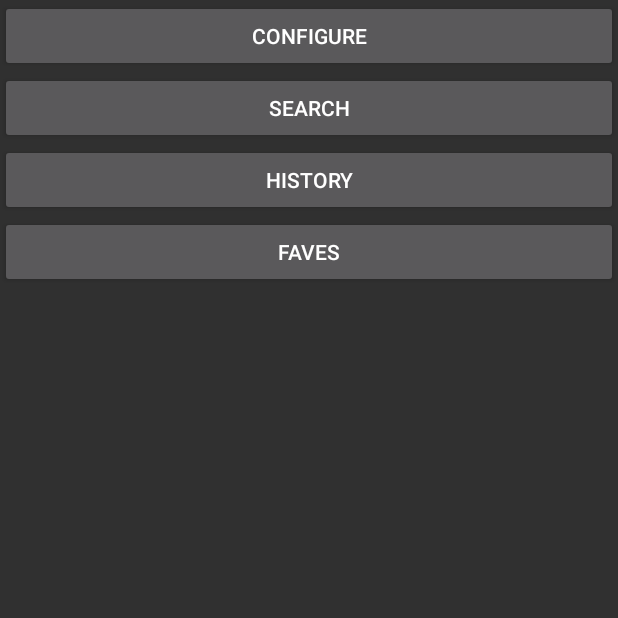
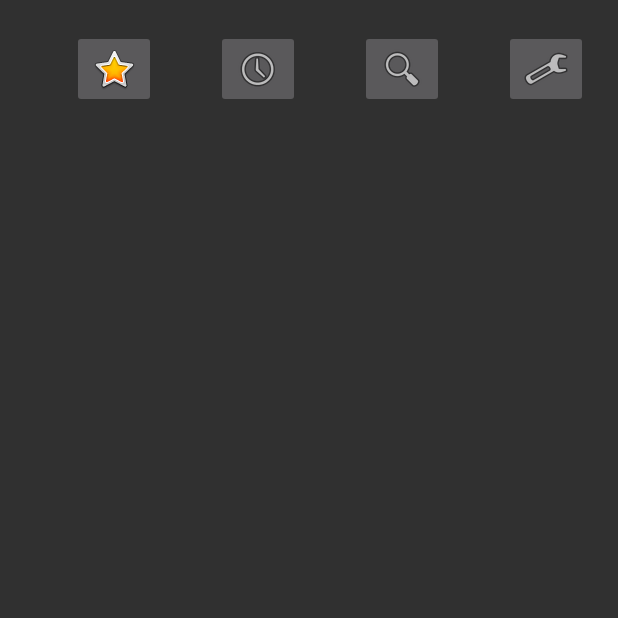
Before and after one commit to sadr0b0t/yashlang, an Android app: the screen it shows after launch (Glagna), on a phone screen of 412 x 824 dp, the top half of it. Run offline under Robolectric (Android 15) with nearby library versions, the phone set to English and light mode, and no system bars; our stand-ins replace Room's generated code, paging; libraries missing offline, so code that uses them is left out: androidx.paging; 6 statements that could not run were skipped.

```diff
--- a/app/build.gradle
+++ b/app/build.gradle
@@ -6,8 +6,8 @@ android {
         applicationId "su.sadrobot.yashlang"
         minSdkVersion 17
         targetSdkVersion 28
-        versionCode 2
-        versionName "0.0.1-draft8"
+        versionCode 3
+        versionName "0.0.1-draft9"
         testInstrumentationRunner "androidx.test.runner.AndroidJUnitRunner"
     }
     buildTypes {
--- a/app/src/main/java/su/sadrobot/yashlang/AddPlaylistActivity.java
+++ b/app/src/main/java/su/sadrobot/yashlang/AddPlaylistActivity.java
@@ -28,6 +28,7 @@ import android.view.KeyEvent;
 import android.view.View;
 import android.widget.Button;
 import android.widget.EditText;
+import android.widget.ImageButton;
 import android.widget.ImageView;
 import android.widget.ProgressBar;
 import android.widget.TextView;
@@ -62,7 +63,7 @@ public class AddPlaylistActivity extends AppCompatActivity {
     //   информация о плейлисте список видео, статусы загрузки и т.п.
     private View playlistView;
     private EditText playlistUrlInput;
-    private Button searchPlaylistBtn;
+    private ImageButton searchPlaylistBtn;
 
     // Начальный экран с пустым списком
     private View playlistEmptyInitialView;
@@ -365,7 +366,7 @@ public class AddPlaylistActivity extends AppCompatActivity {
 
         // значения по умолчанию
         playlistNameTxt.setText("");
-        playlistThumbImg.setImageResource(R.drawable.bug1);
+        playlistThumbImg.setImageResource(R.drawable.ic_yashlang_thumb);
         playlistLoadErrorTxt.setText("");
 
         //
--- a/app/src/main/java/su/sadrobot/yashlang/Glagna.java
+++ b/app/src/main/java/su/sadrobot/yashlang/Glagna.java
@@ -24,7 +24,7 @@ import android.content.Intent;
 import android.os.Bundle;
 import android.os.Handler;
 import android.view.View;
-import android.widget.Button;
+import android.widget.ImageButton;
 import android.widget.Toast;
 
 import androidx.annotation.Nullable;
@@ -49,10 +49,10 @@ import su.sadrobot.yashlang.view.VideoItemPagedListAdapter;
 public class Glagna extends AppCompatActivity {
 
     private RecyclerView videoList;
-    private Button configBtn;
-    private Button searchBtn;
-    private Button historyBtn;
-    private Button starredBtn;
+    private ImageButton configBtn;
+    private ImageButton searchBtn;
+    private ImageButton historyBtn;
+    private ImageButton starredBtn;
 
 
     private LiveData<PagedList<VideoItem>> videoItemsLiveData;
@@ -74,7 +74,7 @@ public class Glagna extends AppCompatActivity {
                 getApplicationContext(), 2, GridLayoutManager.HORIZONTAL, false);
         videoList.setLayoutManager(gridLayoutManager);
 
-        configBtn = (Button) findViewById(R.id.config_btn);
+        configBtn = findViewById(R.id.config_btn);
         configBtn.setOnClickListener(new View.OnClickListener() {
             @Override
             public void onClick(View v) {
@@ -83,7 +83,7 @@ public class Glagna extends AppCompatActivity {
         });
 
 
-        searchBtn = (Button) findViewById(R.id.search_btn);
+        searchBtn = findViewById(R.id.search_btn);
         searchBtn.setOnClickListener(new View.OnClickListener() {
             @Override
             public void onClick(View v) {
@@ -91,7 +91,7 @@ public class Glagna extends AppCompatActivity {
             }
         });
 
-        historyBtn = (Button) findViewById(R.id.history_btn);
+        historyBtn = findViewById(R.id.history_btn);
         historyBtn.setOnClickListener(new View.OnClickListener() {
             @Override
             public void onClick(View v) {
@@ -99,7 +99,7 @@ public class Glagna extends AppCompatActivity {
             }
         });
 
-        starredBtn = (Button) findViewById(R.id.starred_btn);
+        starredBtn = findViewById(R.id.starred_btn);
         starredBtn.setOnClickListener(new View.OnClickListener() {
             @Override
             public void onClick(View v) {
--- a/app/src/main/java/su/sadrobot/yashlang/controller/VideoThumbManager.java
+++ b/app/src/main/java/su/sadrobot/yashlang/controller/VideoThumbManager.java
@@ -110,7 +110,7 @@ public class VideoThumbManager {
             thumb = loadBitmap(vid.getThumbUrl());
         } catch (IOException e) {
             //thumb = defaultThumb; // default thumb
-            thumb = BitmapFactory.decodeResource(context.getResources(), R.drawable.bug1);
+            thumb = BitmapFactory.decodeResource(context.getResources(), R.drawable.ic_yashlang_thumb);
         }
         return thumb;
     }
@@ -126,7 +126,7 @@ public class VideoThumbManager {
             thumb = loadBitmap(thumbUrl);
         } catch (IOException e) {
             //thumb = defaultThumb; // default thumb
-            thumb = BitmapFactory.decodeResource(context.getResources(), R.drawable.bug1);
+            thumb = BitmapFactory.decodeResource(context.getResources(), R.drawable.ic_yashlang_thumb);
         }
         return thumb;
     }
@@ -137,7 +137,7 @@ public class VideoThumbManager {
             thumb = loadBitmap(thumbUrl);
         } catch (IOException e) {
             //thumb = defaultThumb; // default thumb
-            thumb = BitmapFactory.decodeResource(context.getResources(), R.drawable.bug1);
+            thumb = BitmapFactory.decodeResource(context.getResources(), R.drawable.ic_yashlang_thumb);
         }
         return thumb;
     }
--- a/app/src/main/res/layout/activity_glagna.xml
+++ b/app/src/main/res/layout/activity_glagna.xml
@@ -7,29 +7,45 @@
     tools:context=".Glagna">
 
 
-    <Button
-        android:id="@+id/config_btn"
+    <LinearLayout
         android:layout_width="match_parent"
         android:layout_height="wrap_content"
-        android:text="@string/configure" />
+        android:gravity="right"
+        android:orientation="horizontal">
 
-    <Button
-        android:id="@+id/search_btn"
-        android:layout_width="match_parent"
-        android:layout_height="wrap_content"
-        android:text="@string/search" />
+        <ImageButton
+            android:id="@+id/starred_btn"
+            android:layout_width="wrap_content"
+            android:layout_height="wrap_content"
+            android:layout_margin="20dp"
+            android:src="@android:drawable/btn_star_big_on"
+            android:text="@string/faves" />
 
-    <Button
-        android:id="@+id/history_btn"
-        android:layout_width="match_parent"
-        android:layout_height="wrap_content"
-        android:text="@string/history" />
+        <ImageButton
+            android:id="@+id/history_btn"
+            android:layout_width="wrap_content"
+            android:layout_height="wrap_content"
+            android:layout_margin="20dp"
+            android:src="@android:drawable/ic_menu_recent_history"
+            android:text="@string/history" />
 
-    <Button
-        android:id="@+id/starred_btn"
-        android:layout_width="match_parent"
-        android:layout_height="wrap_content"
-        android:text="@string/faves" />
+        <ImageButton
+            android:id="@+id/search_btn"
+            android:layout_width="wrap_content"
+            android:layout_height="wrap_content"
+            android:layout_margin="20dp"
+            android:src="@android:drawable/ic_menu_search"
+            android:text="@string/search" />
+
+        <ImageButton
+            android:id="@+id/config_btn"
+            android:layout_width="wrap_content"
+            android:layout_height="wrap_content"
+            android:layout_margin="20dp"
+            android:src="@android:drawable/ic_menu_preferences"
+            android:text="@string/configure" />
+
+    </LinearLayout>
 
     <androidx.recyclerview.widget.RecyclerView
         android:id="@+id/video_recommend_list"
--- a/app/src/main/res/layout/exo_player_custom_control_view.xml
+++ b/app/src/main/res/layout/exo_player_custom_control_view.xml
@@ -17,7 +17,7 @@
         android:layout_height="wrap_content"
         android:layout_margin="10dp"
         android:background="@android:color/transparent"
-        app:srcCompat="@android:drawable/ic_media_play" />
+        android:src="@android:drawable/ic_media_play" />
 
     <ImageButton
         android:id="@id/exo_pause"
@@ -25,7 +25,7 @@
         android:layout_height="wrap_content"
         android:layout_margin="10dp"
         android:background="@android:color/transparent"
-        app:srcCompat="@android:drawable/ic_media_pause" />
+        android:src="@android:drawable/ic_media_pause" />
 
     <TextView
         android:id="@id/exo_position"
--- a/app/src/main/res/layout/fragment_view_playlist.xml
+++ b/app/src/main/res/layout/fragment_view_playlist.xml
@@ -18,7 +18,7 @@
             android:layout_height="80dp"
             android:layout_margin="2dp"
             android:scaleType="fitCenter"
-            android:src="@drawable/bug1" />
+            android:src="@drawable/ic_yashlang_thumb" />
 
         <TextView
             android:id="@+id/playlist_name_txt"
--- a/app/src/main/res/layout/fragment_view_playlist_new_items.xml
+++ b/app/src/main/res/layout/fragment_view_playlist_new_items.xml
@@ -15,7 +15,7 @@
             android:layout_height="80dp"
             android:layout_margin="2dp"
             android:scaleType="fitCenter"
-            android:src="@drawable/bug1" />
+            android:src="@drawable/ic_yashlang_thumb" />
 
         <TextView
             android:id="@+id/playlist_name_txt"
--- a/app/src/main/res/layout/playlist_info_list_item.xml
+++ b/app/src/main/res/layout/playlist_info_list_item.xml
@@ -11,7 +11,7 @@
         android:layout_height="120dp"
         android:layout_margin="5dp"
         android:scaleType="fitCenter"
-        android:src="@drawable/bug1"></ImageView>
+        android:src="@drawable/ic_yashlang_thumb"></ImageView>
 
     <TextView
         android:id="@+id/playlist_name_txt"
--- a/app/src/main/res/layout/video_list_item_hor.xml
+++ b/app/src/main/res/layout/video_list_item_hor.xml
@@ -10,5 +10,5 @@
         android:layout_height="150dp"
         android:layout_margin="2dp"
         android:scaleType="fitCenter"
-        android:src="@drawable/bug1" />
+        android:src="@drawable/ic_yashlang_thumb" />
 </LinearLayout>
--- a/app/src/main/res/layout/video_list_item_vert.xml
+++ b/app/src/main/res/layout/video_list_item_vert.xml
@@ -11,7 +11,7 @@
         android:layout_height="120dp"
         android:layout_margin="5dp"
         android:scaleType="fitCenter"
-        android:src="@drawable/bug1" />
+        android:src="@drawable/ic_yashlang_thumb" />
 
     <TextView
         android:id="@+id/video_name_txt"
```
Also changed, not shown: app/src/main/AndroidManifest.xml (+12 -12 lines), app/src/main/java/su/sadrobot/yashlang/WatchVideoActivity.java (+4 -3 lines), app/src/main/java/su/sadrobot/yashlang/controller/ContentLoader.java (+7 -41 lines), app/src/main/res/layout/activity_add_playlist.xml (+12 -7 lines), app/src/main/res/values/strings.xml (+9 -1 lines), app/src/main/res/drawable/bug1.png (deleted), app/src/main/res/drawable/ic_yashlang_logo.png (added), app/src/main/res/drawable/ic_yashlang_thumb.png (added), 1 other file.
